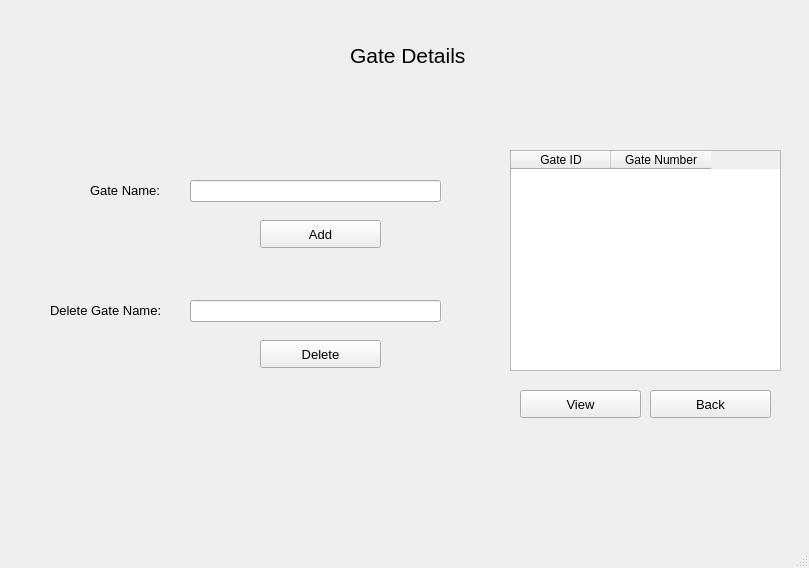
Muneeba-Badar/DB-Final-Project, file gate.ui: the form before one commit.
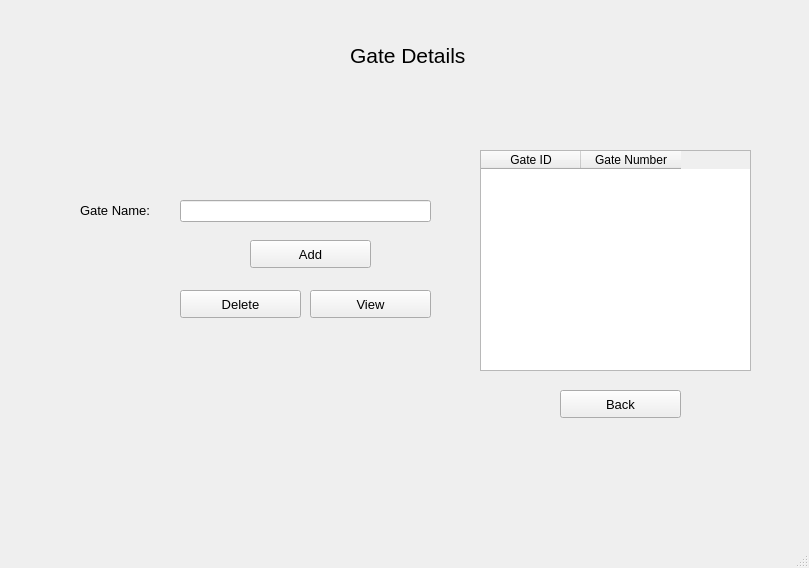
The form after the commit.

Patch:
```diff
--- a/gate.ui
+++ b/gate.ui
@@ -35,8 +35,8 @@
    <widget class="QLabel" name="label_3">
     <property name="geometry">
      <rect>
-      <x>90</x>
-      <y>170</y>
+      <x>80</x>
+      <y>190</y>
       <width>81</width>
       <height>41</height>
      </rect>
@@ -53,8 +53,8 @@
    <widget class="QLineEdit" name="GateNum">
     <property name="geometry">
      <rect>
-      <x>190</x>
-      <y>180</y>
+      <x>180</x>
+      <y>200</y>
       <width>251</width>
       <height>22</height>
      </rect>
@@ -63,8 +63,8 @@
    <widget class="QPushButton" name="GAddBtn">
     <property name="geometry">
      <rect>
-      <x>260</x>
-      <y>220</y>
+      <x>250</x>
+      <y>240</y>
       <width>121</width>
       <height>28</height>
      </rect>
@@ -81,8 +81,8 @@
    <widget class="QPushButton" name="GDeleteBtn">
     <property name="geometry">
      <rect>
-      <x>260</x>
-      <y>340</y>
+      <x>180</x>
+      <y>290</y>
       <width>121</width>
       <height>28</height>
      </rect>
@@ -99,7 +99,7 @@
    <widget class="QTableWidget" name="GateTable">
     <property name="geometry">
      <rect>
-      <x>510</x>
+      <x>480</x>
       <y>150</y>
       <width>271</width>
       <height>221</height>
@@ -119,7 +119,7 @@
    <widget class="QPushButton" name="GBackBtn">
     <property name="geometry">
      <rect>
-      <x>650</x>
+      <x>560</x>
       <y>390</y>
       <width>121</width>
       <height>28</height>
@@ -134,39 +134,11 @@
      <string>Back</string>
     </property>
    </widget>
-   <widget class="QLabel" name="label_4">
-    <property name="geometry">
-     <rect>
-      <x>50</x>
-      <y>290</y>
-      <width>131</width>
-      <height>41</height>
-     </rect>
-    </property>
-    <property name="font">
-     <font>
-      <pointsize>10</pointsize>
-     </font>
-    </property>
-    <property name="text">
-     <string>Delete Gate Name:</string>
-    </property>
-   </widget>
-   <widget class="QLineEdit" name="DelGateNum">
-    <property name="geometry">
-     <rect>
-      <x>190</x>
-      <y>300</y>
-      <width>251</width>
-      <height>22</height>
-     </rect>
-    </property>
-   </widget>
    <widget class="QPushButton" name="GViewBtn">
     <property name="geometry">
      <rect>
-      <x>520</x>
-      <y>390</y>
+      <x>310</x>
+      <y>290</y>
       <width>121</width>
       <height>28</height>
      </rect>
```
